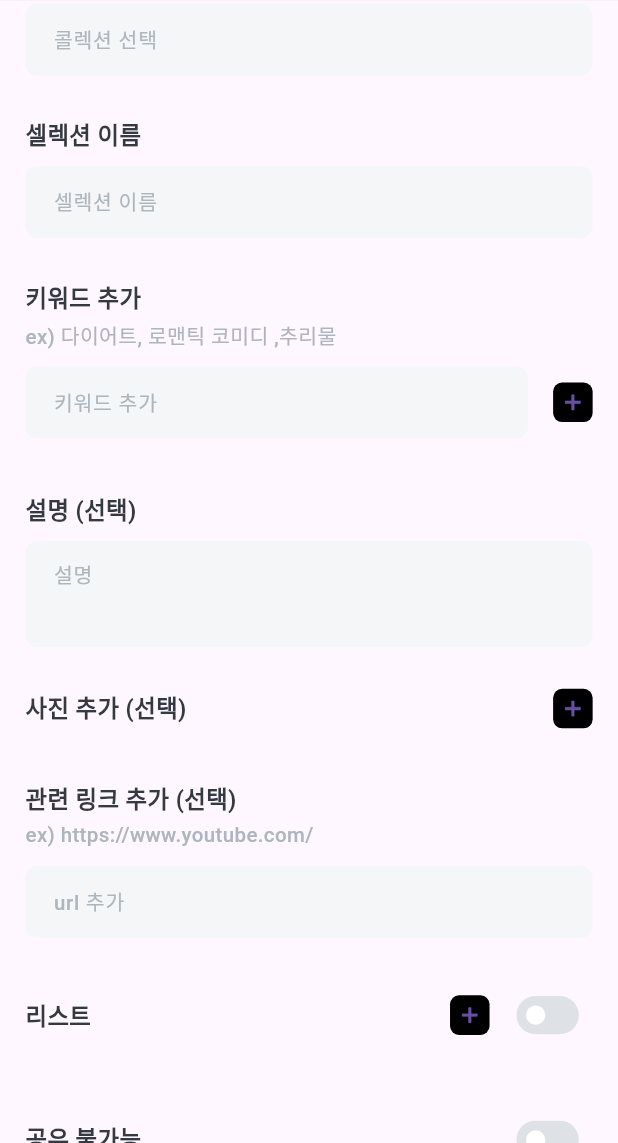
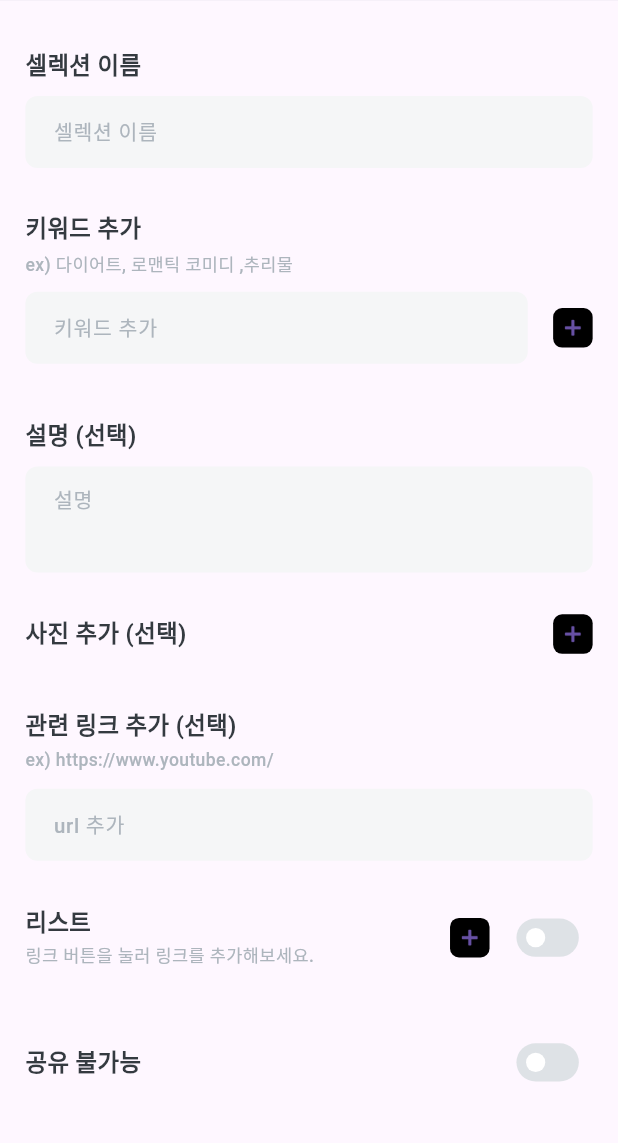
Before and after one commit to collecter1110/collecter, a Flutter app: the AddScreen screen opened directly, tab 2 chosen, scrolled down 130 dp, on a phone screen of 412 x 824 dp, the part 93-1236 px from its top. Run offline on Flutter 3.47's test engine with Material 3 defaults, Android fonts, the phone set to English and light mode, and no system bars; our stand-ins replace flutter_screenutil, image_picker; Roboto replaces fonts that are missing (Pretendard, PretendardRegular).

Commit message:
fix : Fix AddSelectionWidget screen UI/UX

```diff
--- a/lib/components/button/complete_button.dart
+++ b/lib/components/button/complete_button.dart
@@ -4,13 +4,13 @@ import 'package:flutter_screenutil/flutter_screenutil.dart';
 class CompleteButton extends StatelessWidget {
   final bool firstFieldState;
   final bool secondFieldState;
-  final Function onPressed;
+  final VoidCallback onTap;
   final String text;
   const CompleteButton({
     super.key,
     required this.firstFieldState,
     required this.secondFieldState,
-    required this.onPressed,
+    required this.onTap,
     required this.text,
   });
 
@@ -22,7 +22,7 @@ class CompleteButton extends StatelessWidget {
           child: TextButton(
             onPressed: () async {
               if (firstFieldState && secondFieldState) {
-                onPressed();
+                onTap();
               }
             },
             style: TextButton.styleFrom(
--- a/lib/components/widget/add_collection_widget.dart
+++ b/lib/components/widget/add_collection_widget.dart
@@ -279,7 +279,7 @@ class _AddCollectionWidgetState extends State<AddCollectionWidget> {
                   firstFieldState: true,
                   secondFieldState: true,
                   text: '저장',
-                  onPressed: () async {},
+                  onTap: () {},
                 ),
               ],
             ),
--- a/lib/components/widget/add_selection_widget.dart
+++ b/lib/components/widget/add_selection_widget.dart
@@ -87,6 +87,9 @@ class _AddSelectionWidgetState extends State<AddSelectionWidget> {
               mainAxisAlignment: MainAxisAlignment.start,
               crossAxisAlignment: CrossAxisAlignment.start,
               children: [
+                Row(
+                  mainAxisAlignment: MainAxisAlignment.spaceBetween,
+                  children: [
                     Text(
                       '콜렉션 선택',
                       style: TextStyle(
@@ -97,23 +100,16 @@ class _AddSelectionWidgetState extends State<AddSelectionWidget> {
                         height: 1.5,
                       ),
                     ),
+                    AddButton(
+                      onPressed: () {
+                        //컬렉션 추가 & 컬렉션 선택 팝업
+                      },
+                    ),
+                  ],
+                ),
                 Padding(
                   padding: EdgeInsets.symmetric(vertical: 8.0.h),
-                  child: TextFormField(
-                    decoration: InputDecoration(
-                        contentPadding: EdgeInsets.symmetric(
-                            horizontal: 14.0.w, vertical: 12.0.h),
-                        border: OutlineInputBorder(
-                          borderRadius: BorderRadius.all(Radius.circular(8)),
-                          borderSide: BorderSide.none,
-                        ),
-                        filled: true,
-                        fillColor: Color(0xffF5F6F7),
-                        hintText: '콜렉션 선택',
-                        hintStyle: _hintTextStyle),
-                    style: _fieldTextStyle,
-                    onFieldSubmitted: (String value) {},
-                  ),
+                  child: _image != null ? SizedBox() : SizedBox.shrink(),
                 ),
                 SizedBox(
                   height: 20.0.h,
@@ -171,10 +167,10 @@ class _AddSelectionWidgetState extends State<AddSelectionWidget> {
                       'ex) 다이어트, 로맨틱 코미디 ,추리물',
                       style: TextStyle(
                         fontFamily: 'PretendardRegular',
-                        fontSize: 14.sp,
+                        fontSize: 12.sp,
                         fontWeight: FontWeight.w500,
                         color: Color(0xffADB5BD),
-                        height: 1.43,
+                        height: 1.5,
                       ),
                     ),
                   ),
@@ -336,10 +332,10 @@ class _AddSelectionWidgetState extends State<AddSelectionWidget> {
                       'ex) https://www.youtube.com/',
                       style: TextStyle(
                         fontFamily: 'PretendardRegular',
-                        fontSize: 14.sp,
+                        fontSize: 12.sp,
                         fontWeight: FontWeight.w500,
                         color: Color(0xffADB5BD),
-                        height: 1.43,
+                        height: 1.5,
                       ),
                     ),
                   ),
@@ -369,6 +365,9 @@ class _AddSelectionWidgetState extends State<AddSelectionWidget> {
                 Row(
                   mainAxisAlignment: MainAxisAlignment.spaceBetween,
                   children: [
+                    Column(
+                      crossAxisAlignment: CrossAxisAlignment.start,
+                      children: [
                         Text(
                           _isOrder ? '순서' : '리스트',
                           style: TextStyle(
@@ -378,6 +377,26 @@ class _AddSelectionWidgetState extends State<AddSelectionWidget> {
                             color: Color(0xff343A40),
                             height: 1.5,
                           ),
+                        ),
+                        Padding(
+                          padding: EdgeInsets.symmetric(vertical: 2.0.h),
+                          child: Align(
+                            alignment: Alignment.centerLeft,
+                            child: Text(
+                              _isOrder
+                                  ? '아이템을 꾹 눌러서 순서를 변경해보세요.'
+                                  : '링크 버튼을 눌러 링크를 추가해보세요.',
+                              style: TextStyle(
+                                fontFamily: 'PretendardRegular',
+                                fontSize: 12.sp,
+                                fontWeight: FontWeight.w500,
+                                color: Color(0xffADB5BD),
+                                height: 1.5,
+                              ),
+                            ),
+                          ),
+                        ),
+                      ],
                     ),
                     SizedBox(
                       width: 90.0.w,
@@ -470,7 +489,7 @@ class _AddSelectionWidgetState extends State<AddSelectionWidget> {
                   firstFieldState: true,
                   secondFieldState: true,
                   text: '저장',
-                  onPressed: () async {},
+                  onTap: () {},
                 ),
               ],
             ),
```
Also changed, not shown: lib/components/button/add_link_button.dart (added, +49 -0 lines), lib/components/text_field/item_text_field.dart (+133 -70 lines), assets/icons/er.png (deleted). Lines whose indentation alone changed are shown as unchanged.
